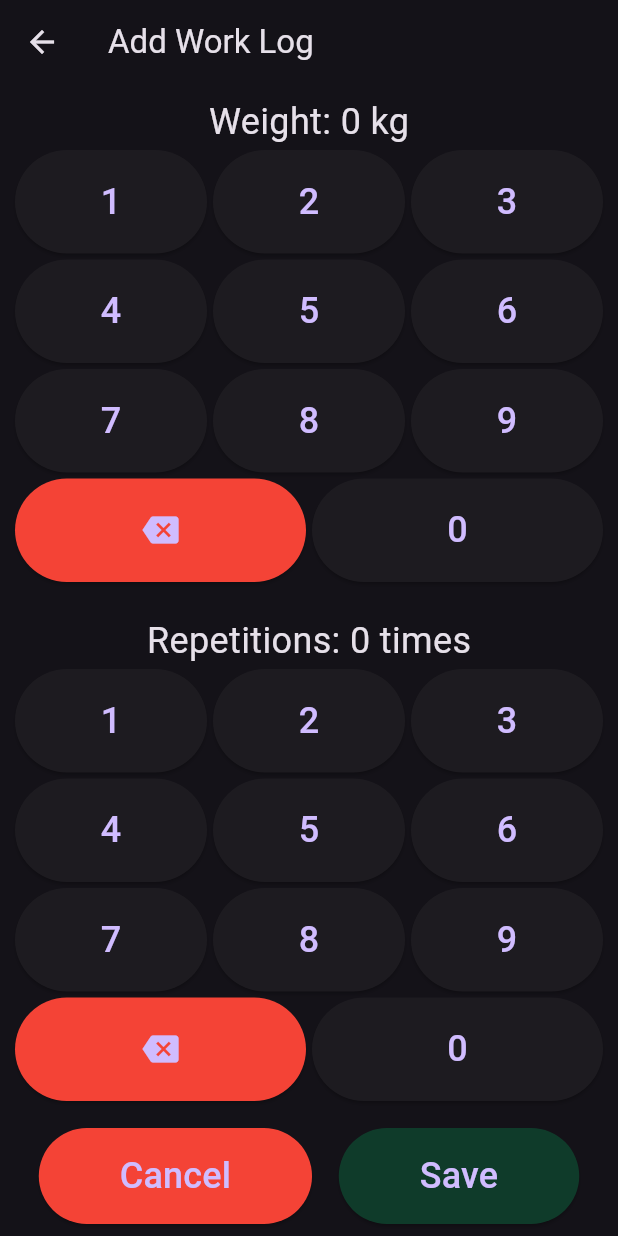
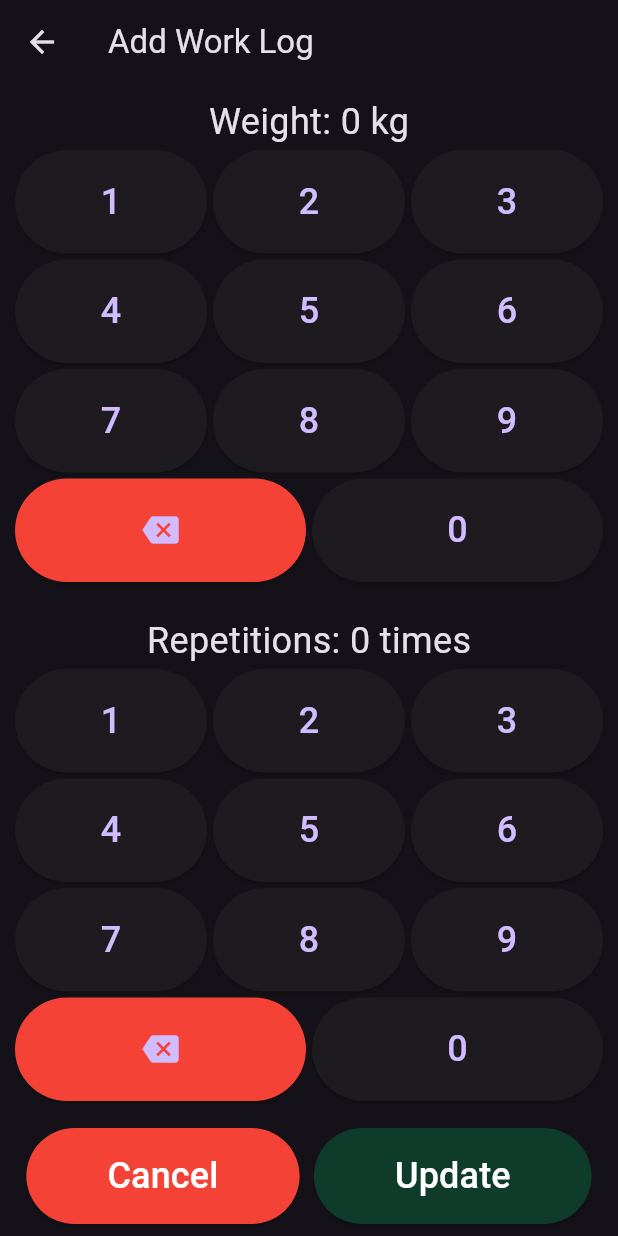
Before and after one commit to rdev0x1/work-log-fit, a Flutter app: the AddWorkLogScreen screen opened directly with empty values, on a phone screen of 412 x 824 dp. Run offline on Flutter 3.47's test engine with Material 3 defaults, Android fonts, the light colour scheme and no system bars; our stand-ins replace hive, hive_flutter; accounts and stored records are empty; generated files the repository leaves out were written again.

Commit message:
Make log updatable
Signed-off-by: Ramon Dev <ramon.devx@proton.me>

```diff
--- a/lib/main.dart
+++ b/lib/main.dart
@@ -9,6 +9,7 @@ import 'package:work_log_fit/models/exercise.dart';
 import 'package:work_log_fit/models/work_log_entry.dart';
 import 'screens/programs_list_screen.dart';
 import 'timer.dart';
+import 'settings.dart';
 
 void main() async {
   final GlobalTimerManager globalTimerManager = GlobalTimerManager();
@@ -57,7 +58,7 @@ class WorkLogFitApp extends StatelessWidget {
     return MaterialApp(
       title: 'WorkLogFit',
       theme: ThemeData.dark().copyWith(
-        primaryColor: Color.fromRGBO(60, 0, 128, 1),
+        primaryColor: themeColor,
       ),
       home: ProgramsListScreen(),
     );
--- a/lib/models/exercise.dart
+++ b/lib/models/exercise.dart
@@ -17,12 +17,15 @@ class Exercise extends HiveEntity {
   @HiveField(3)
   int programId;
 
-  Exercise(
-      {required this.name,
-      this.programId = 0,
-      required this.muscleGroup,
-      this.image = ''})
-      : super();
+  bool customExercise;
+
+  Exercise({
+    required this.name,
+    this.programId = 0,
+    required this.muscleGroup,
+    this.image = '',
+    this.customExercise = false,
+  }) : super();
 
   @override
   bool useImage() {
--- a/lib/models/work_log_entry.dart
+++ b/lib/models/work_log_entry.dart
@@ -6,10 +6,10 @@ part 'work_log_entry.g.dart';
 @HiveType(typeId: HiveTypeIds.workLogEntry)
 class WorkLogEntry extends HiveEntity {
   @HiveField(0)
-  final int weight;
+  int weight;
 
   @HiveField(1)
-  final int repetitions;
+  int repetitions;
 
   @HiveField(2)
   final DateTime date;
--- a/lib/screens/add_work_log_screen.dart
+++ b/lib/screens/add_work_log_screen.dart
@@ -3,20 +3,31 @@ import 'package:work_log_fit/models/work_log_entry.dart';
 import 'package:work_log_fit/settings.dart';
 
 class AddWorkLogScreen extends StatefulWidget {
+  final WorkLogEntry? existingEntry;
   final exerciseId;
+  final bool update;
 
-  AddWorkLogScreen(this.exerciseId);
+  const AddWorkLogScreen(
+      {super.key, this.existingEntry, required this.exerciseId, this.update = false});
 
   @override
-  _AddWorkLogScreenState createState() => _AddWorkLogScreenState(exerciseId);
+  _AddWorkLogScreenState createState() => _AddWorkLogScreenState();
 }
 
 class _AddWorkLogScreenState extends State<AddWorkLogScreen> {
-  final exerciseId;
-  String weight = '0';
-  String repetitions = '0';
+  late String weight;
+  late String repetitions;
+  String saveText = 'Save';
 
-  _AddWorkLogScreenState(this.exerciseId);
+  _AddWorkLogScreenState();
+
+  @override
+  void initState() {
+    super.initState();
+    weight = widget.existingEntry?.weight.toString() ?? '0';
+    repetitions = widget.existingEntry?.repetitions.toString() ?? '0';
+    saveText = 'Update';
+  }
 
   void addNumber(String number, String type) {
     setState(() {
@@ -56,11 +67,10 @@ class _AddWorkLogScreenState extends State<AddWorkLogScreen> {
         padding: const EdgeInsets.all(2.0),
         child: ElevatedButton(
           onPressed: () => addNumber(number, type),
+          style: ElevatedButton.styleFrom(
+            minimumSize: Size(double.infinity, double.infinity),
+          ),
           child: Text(number, style: TextStyle(fontSize: 24)),
-          style: ElevatedButton.styleFrom(
-            minimumSize: Size(
-                double.infinity, double.infinity), // Make the button expand
-          ),
         ),
       ),
     );
@@ -72,12 +82,11 @@ class _AddWorkLogScreenState extends State<AddWorkLogScreen> {
         padding: const EdgeInsets.all(2.0),
         child: ElevatedButton(
           onPressed: () => deleteNumber(type),
-          child: Icon(Icons.backspace, size: 24),
           style: ElevatedButton.styleFrom(
             backgroundColor: themeRed, // Background color
-            minimumSize: Size(
-                double.infinity, double.infinity), // Make the button expand
+            minimumSize: Size(double.infinity, double.infinity),
           ),
+          child: Icon(Icons.backspace, size: 24),
         ),
       ),
     );
@@ -165,33 +174,44 @@ class _AddWorkLogScreenState extends State<AddWorkLogScreen> {
                     // Simply pop the screen without saving anything
                     Navigator.pop(context);
                   },
+                  style: ElevatedButton.styleFrom(
+                    backgroundColor: Colors.red, // Cancel button color
+                  ),
                   child: Padding(
                     padding: const EdgeInsets.symmetric(
                         vertical: 15.0, horizontal: 30.0),
-                    child: Text('Cancel', style: TextStyle(fontSize: 24)),
-                  ),
-                  style: ElevatedButton.styleFrom(
-                    backgroundColor: Colors.red, // Cancel button color
+                    child: Text('Cancel',
+                        style: TextStyle(fontSize: 24, color: Colors.white)),
                   ),
                 ),
                 ElevatedButton(
                   // Save functionality
                   onPressed: () {
-                    final workLog = WorkLogEntry(
-                      weight: int.tryParse(weight) ?? 0,
-                      repetitions: int.tryParse(repetitions) ?? 0,
-                      date: DateTime.now(),
-                      exerciseId: exerciseId,
-                    );
+                    WorkLogEntry workLog;
+                    if (widget.update && widget.existingEntry != null) {
+                      // Update existing entry
+                      workLog = widget.existingEntry!;
+                      workLog.repetitions = int.tryParse(repetitions) ?? 0;
+                      workLog.weight = int.tryParse(weight) ?? 0;
+                    } else {
+                      // Create new entry
+                      workLog = WorkLogEntry(
+                        weight: int.tryParse(weight) ?? 0,
+                        repetitions: int.tryParse(repetitions) ?? 0,
+                        date: DateTime.now(),
+                        exerciseId: widget.exerciseId,
+                      );
+                    }
                     Navigator.pop(context, workLog);
                   },
+                  style: ElevatedButton.styleFrom(
+                    backgroundColor: themeColor, // Save button color
+                  ),
                   child: Padding(
                     padding: const EdgeInsets.symmetric(
                         vertical: 15.0, horizontal: 30.0),
-                    child: Text('Save', style: TextStyle(fontSize: 24)),
-                  ),
-                  style: ElevatedButton.styleFrom(
-                    backgroundColor: themeColor, // Save button color
+                    child: Text(saveText,
+                        style: TextStyle(fontSize: 24, color: Colors.white)),
                   ),
                 ),
               ],
--- a/lib/screens/exercises_list_screen.dart
+++ b/lib/screens/exercises_list_screen.dart
@@ -13,6 +13,7 @@ class ExerciseListScreen extends BaseListScreen<Exercise> {
           button1Name: 'Custom exercise',
           button1Icon: 'fitness_center',
           enableDeleteButton: false,
+          enableAddButton: false,
         );
 
   @override
@@ -83,4 +84,9 @@ class _ExerciseListScreenState extends BaseListScreenState<Exercise> {
   void itemSelected(BuildContext context, Exercise item) {
     Navigator.pop(context, item);
   }
+
+  @override
+  void showAddItemDialog(BuildContext context) async {
+    print("show add item");
+  }
 }
```
Also changed, not shown: lib/screens/exercise_log_screen.dart (+52 -9 lines), lib/screens/list_screen_base.dart (+34 -19 lines).
